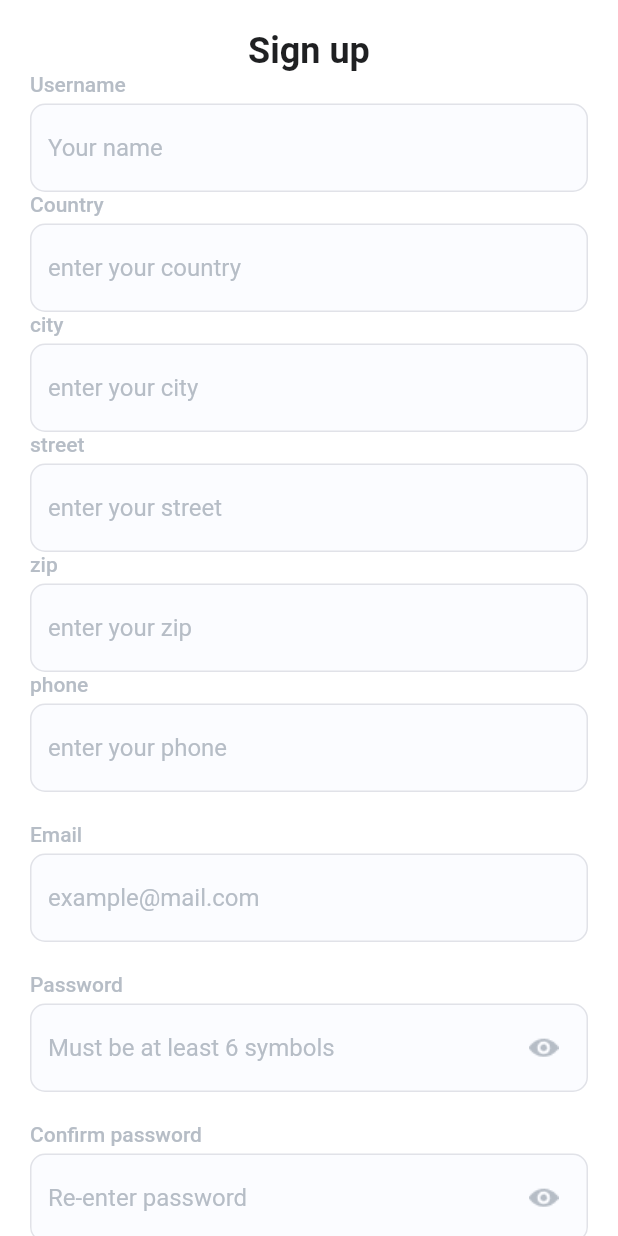
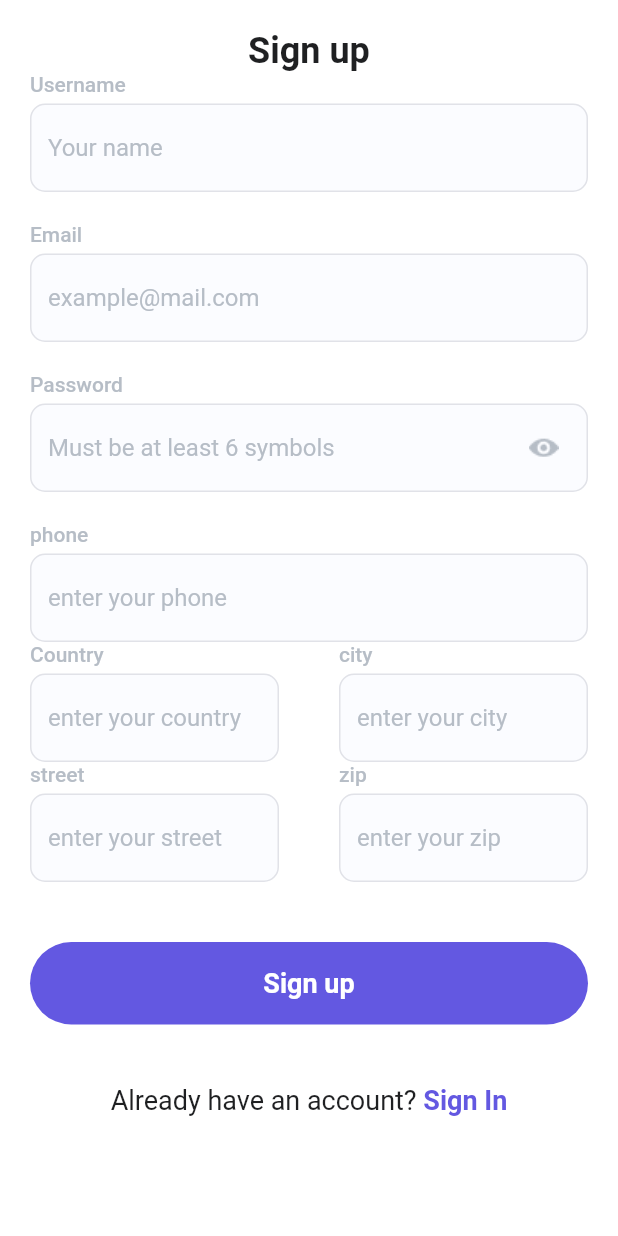
Before and after one commit to haidara993/HedoraShop, a Flutter app: the SignUpPage screen opened directly, on a phone screen of 412 x 824 dp. Run offline on Flutter 3.47's test engine with Material 2 defaults, Android fonts, the phone set to English and light mode, and no system bars; our stand-ins replace flutter_screenutil, get, image_picker, jwt_decoder, shared_preferences, sqflite; missing offline and left inert: flutter_stripe; accounts and stored records are empty; network calls fail.

Commit message:
add screenshots

```diff
--- a/hedorashop/lib/pages/auth/sign_in/sign_in.dart
+++ b/hedorashop/lib/pages/auth/sign_in/sign_in.dart
@@ -127,8 +127,10 @@ class SignInPage extends GetWidget<AuthViewModel> {
       //     : false,
       onTap: () {
         FocusScope.of(context).unfocus();
-        // bloc.add(SignInTappedEvent());
-        controller.login();
+        _formKey.currentState?.save();
+        if (_formKey.currentState!.validate()) {
+          controller.login();
+        }
       },
     );
   }
--- a/hedorashop/lib/pages/auth/sign_up/sign_up_page.dart
+++ b/hedorashop/lib/pages/auth/sign_up/sign_up_page.dart
@@ -82,56 +82,6 @@ class SignUpPage extends GetWidget<AuthViewModel> {
               controller.name = controller.userNameController.text;
             },
           ),
-          SigninTextField(
-            title: TextConstants.country,
-            controller: controller.countryController,
-            placeholder: TextConstants.countryPlaceholder,
-            textInputAction: TextInputAction.next,
-            errorText: TextConstants.countryErrorText,
-            onTextChanged: () {
-              controller.country = controller.countryController.text;
-            },
-          ),
-          SigninTextField(
-            title: TextConstants.city,
-            controller: controller.cityController,
-            placeholder: TextConstants.cityPlaceholder,
-            textInputAction: TextInputAction.next,
-            errorText: TextConstants.cityErrorText,
-            onTextChanged: () {
-              controller.city = controller.cityController.text;
-            },
-          ),
-          SigninTextField(
-            title: TextConstants.street,
-            controller: controller.streetController,
-            placeholder: TextConstants.streetPlaceholder,
-            textInputAction: TextInputAction.next,
-            errorText: TextConstants.streetErrorText,
-            onTextChanged: () {
-              controller.street = controller.streetController.text;
-            },
-          ),
-          SigninTextField(
-            title: TextConstants.zip,
-            controller: controller.zipController,
-            placeholder: TextConstants.zipPlaceholder,
-            textInputAction: TextInputAction.next,
-            errorText: TextConstants.zipErrorText,
-            onTextChanged: () {
-              controller.zip = controller.zipController.text;
-            },
-          ),
-          SigninTextField(
-            title: TextConstants.phone,
-            controller: controller.phoneController,
-            placeholder: TextConstants.phonePlaceholder,
-            textInputAction: TextInputAction.next,
-            errorText: TextConstants.phoneErrorText,
-            onTextChanged: () {
-              controller.phone = controller.phoneController.text;
-            },
-          ),
           const SizedBox(height: 20),
           SigninTextField(
             title: TextConstants.email,
@@ -159,20 +109,70 @@ class SignUpPage extends GetWidget<AuthViewModel> {
           ),
           const SizedBox(height: 20),
           SigninTextField(
-            title: TextConstants.confirmPassword,
-            placeholder: TextConstants.confirmPasswordPlaceholder,
-            obscureText: true,
-            // isError: state is ShowErrorState
-            //     ? !ValidationService.confirmPassword(
-            //         bloc.passwordController.text,
-            //         bloc.confirmPasswordController.text)
-            //     : false,
-            controller: controller.confirmPasswordController,
-            errorText: TextConstants.confirmPasswordErrorText,
+            title: TextConstants.phone,
+            controller: controller.phoneController,
+            placeholder: TextConstants.phonePlaceholder,
+            textInputAction: TextInputAction.next,
+            errorText: TextConstants.phoneErrorText,
             onTextChanged: () {
-              controller.confirmPassword =
-                  controller.confirmPasswordController.text;
+              controller.phone = controller.phoneController.text;
             },
+          ),
+          Row(
+            children: [
+              Expanded(
+                child: SigninTextField(
+                  title: TextConstants.country,
+                  controller: controller.countryController,
+                  placeholder: TextConstants.countryPlaceholder,
+                  textInputAction: TextInputAction.next,
+                  errorText: TextConstants.countryErrorText,
+                  onTextChanged: () {
+                    controller.country = controller.countryController.text;
+                  },
+                ),
+              ),
+              Expanded(
+                child: SigninTextField(
+                  title: TextConstants.city,
+                  controller: controller.cityController,
+                  placeholder: TextConstants.cityPlaceholder,
+                  textInputAction: TextInputAction.next,
+                  errorText: TextConstants.cityErrorText,
+                  onTextChanged: () {
+                    controller.city = controller.cityController.text;
+                  },
+                ),
+              ),
+            ],
+          ),
+          Row(
+            children: [
+              Expanded(
+                child: SigninTextField(
+                  title: TextConstants.street,
+                  controller: controller.streetController,
+                  placeholder: TextConstants.streetPlaceholder,
+                  textInputAction: TextInputAction.next,
+                  errorText: TextConstants.streetErrorText,
+                  onTextChanged: () {
+                    controller.street = controller.streetController.text;
+                  },
+                ),
+              ),
+              Expanded(
+                child: SigninTextField(
+                  title: TextConstants.zip,
+                  controller: controller.zipController,
+                  placeholder: TextConstants.zipPlaceholder,
+                  textInputAction: TextInputAction.next,
+                  errorText: TextConstants.zipErrorText,
+                  onTextChanged: () {
+                    controller.zip = controller.zipController.text;
+                  },
+                ),
+              ),
+            ],
           ),
         ],
       ),
--- a/hedorashop/lib/pages/cart/cart_page.dart
+++ b/hedorashop/lib/pages/cart/cart_page.dart
@@ -57,6 +57,7 @@
                             Padding(
                               padding: const EdgeInsets.all(8.0),
                               child: CircleAvatar(
+                                backgroundColor: Colors.white,
                                 backgroundImage: NetworkImage(
                                   controller.cartProductModel[index].image,
                                 ),
--- a/hedorashop/lib/pages/widgets/signin_text_field.dart
+++ b/hedorashop/lib/pages/widgets/signin_text_field.dart
@@ -152,6 +152,11 @@ class _FitnessTextFieldState extends State<SigninTextField> {
         filled: true,
         fillColor: ColorConstants.textFieldBackground,
       ),
+      validator: (value) {
+        if (value == null) {
+          return 'asd';
+        }
+      },
       onSaved: (value) {
         widget.onTextChanged();
       },
--- a/hedorashop/lib/themes/constant.dart
+++ b/hedorashop/lib/themes/constant.dart
@@ -1,7 +1,7 @@
 import 'package:flutter/material.dart';
 
 //
-const Color PRIMARY_COLOR = Color(0xff222831);
+const Color PRIMARY_COLOR = Colors.orange;
 const Color BACKGROUND_COLOR = Color(0xffeeeeee);
 const Color FOREGROUND_COLOR = Color(0xffC94D49);
 const Color PRICE_COLOR_PRIMARY = FOREGROUND_COLOR;
--- a/hedorashop/lib/viewmodels/auth_viewmodel.dart
+++ b/hedorashop/lib/viewmodels/auth_viewmodel.dart
@@ -6,6 +6,7 @@ import 'package:hedorashop/enums/UserType.dart';
 import 'package:hedorashop/helpers/http_helper.dart';
 import 'package:hedorashop/helpers/shared_preferences_helper.dart';
 import 'package:hedorashop/models/user.dart';
+import 'package:hedorashop/pages/controlview.dart';
 import 'package:shared_preferences/shared_preferences.dart';
 import 'package:jwt_decoder/jwt_decoder.dart';
 
@@ -93,6 +94,7 @@ class AuthViewModel extends GetxController {
       }
 
       isLogged.value = true;
+      Get.off(ControlView());
       update();
     }
   }
@@ -136,10 +138,12 @@ class AuthViewModel extends GetxController {
   }
 
   Future logOut() async {
+    SharedPreferences pref = await SharedPreferences.getInstance();
     User _user = new User();
     isLogged.value = false;
+    pref.clear();
     update();
-    return await SharedPreferencesHelper.deleteAccountFromLocal();
+    Get.to(ControlView());
   }
 
   Future<User?> getCurrentLogin() async {
```
Also changed, not shown: hedorashop/lib/pages/controlview.dart (+2 -37 lines), hedorashop/lib/pages/home_page.dart (+5 -4 lines), 2 other files.
